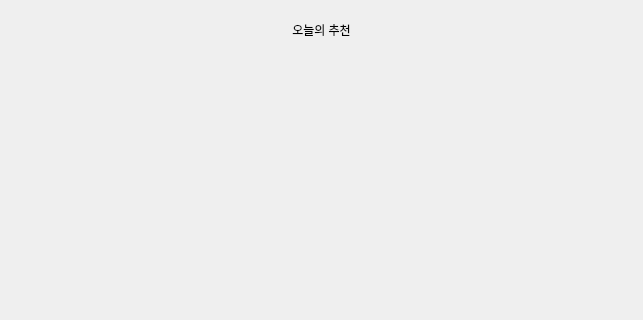
First picture: the form in design_recom.ui, repository sohyeon98720/Lgorithm, before the edit; both pictures show x 0 to 643 and y 0 to 320 of the 643 by 671 pixel window.
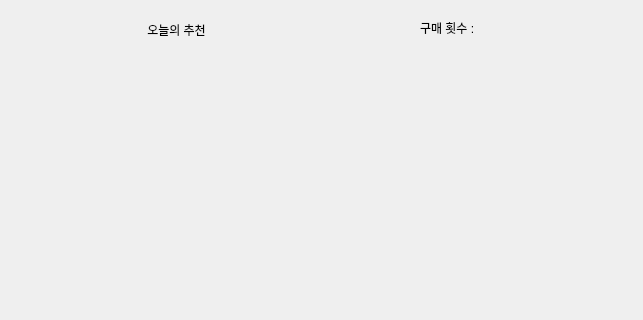
Second picture: the form after the edit.

Diff of the .ui file:
```diff
--- a/design_recom.ui
+++ b/design_recom.ui
@@ -33,7 +33,7 @@
     <rect>
      <x>16</x>
      <y>9</y>
-     <width>611</width>
+     <width>321</width>
      <height>41</height>
     </rect>
    </property>
@@ -44,6 +44,32 @@
     <set>Qt::AlignCenter</set>
    </property>
   </widget>
+  <widget class="QLabel" name="label">
+   <property name="geometry">
+    <rect>
+     <x>420</x>
+     <y>20</y>
+     <width>71</width>
+     <height>16</height>
+    </rect>
+   </property>
+   <property name="text">
+    <string>구매 횟수 :</string>
+   </property>
+  </widget>
+  <widget class="QLabel" name="cust_cnt">
+   <property name="geometry">
+    <rect>
+     <x>490</x>
+     <y>20</y>
+     <width>56</width>
+     <height>12</height>
+    </rect>
+   </property>
+   <property name="text">
+    <string>  </string>
+   </property>
+  </widget>
  </widget>
  <resources/>
  <connections/>
```
